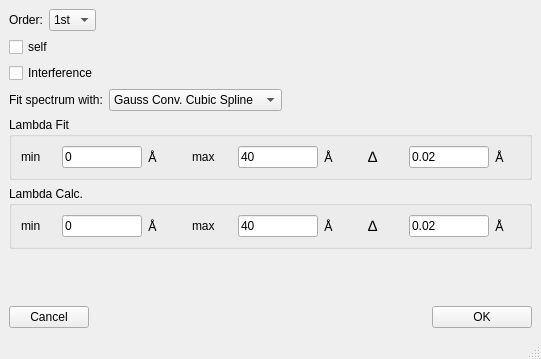
This is addie/ui/placzek.ui in neutrons/addie as Qt 5 draws it before an edit. The edited form follows.
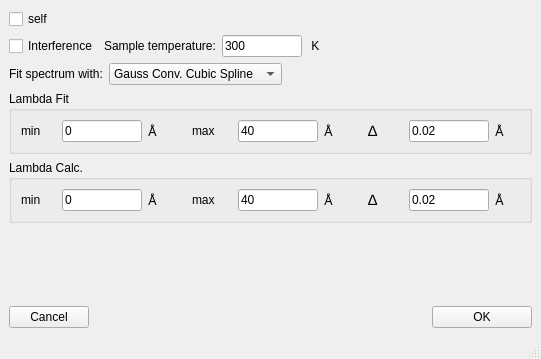
This is the edited form.

```diff
--- a/addie/ui/placzek.ui
+++ b/addie/ui/placzek.ui
@@ -16,25 +16,56 @@
   <widget class="QWidget" name="centralwidget">
    <layout class="QVBoxLayout" name="verticalLayout">
     <item>
-     <layout class="QHBoxLayout" name="horizontalLayout">
+     <widget class="QCheckBox" name="self_checkBox">
+      <property name="text">
+       <string>self</string>
+      </property>
+     </widget>
+    </item>
+    <item>
+     <layout class="QHBoxLayout" name="horizontalLayout_2_0">
       <item>
-       <widget class="QLabel" name="label">
+       <widget class="QCheckBox" name="interference_checkBox">
         <property name="text">
-         <string>Order:</string>
+         <string>Interference</string>
         </property>
        </widget>
       </item>
       <item>
-       <widget class="QComboBox" name="order_comboBox">
-        <item>
-         <property name="text">
-          <string>1st</string>
-         </property>
-        </item>
+       <widget class="QLabel" name="label_2_st">
+        <property name="text">
+         <string>Sample temperature:</string>
+        </property>
        </widget>
       </item>
       <item>
-       <spacer name="horizontalSpacer">
+       <widget class="QLineEdit" name="sample_temperature">
+        <property name="minimumSize">
+         <size>
+          <width>80</width>
+          <height>0</height>
+         </size>
+        </property>
+        <property name="maximumSize">
+         <size>
+          <width>80</width>
+          <height>16777215</height>
+         </size>
+        </property>
+        <property name="text">
+         <string>300</string>
+        </property>
+       </widget>
+      </item>
+      <item>
+       <widget class="QLabel" name="label_unit">
+        <property name="text">
+         <string> K</string>
+        </property>
+       </widget>
+      </item>
+      <item>
+       <spacer name="horizontalSpacer_2">
         <property name="orientation">
          <enum>Qt::Horizontal</enum>
         </property>
@@ -48,20 +79,6 @@
       </item>
      </layout>
     </item>
-    <item>
-     <widget class="QCheckBox" name="self_checkBox">
-      <property name="text">
-       <string>self</string>
-      </property>
-     </widget>
-    </item>
-    <item>
-     <widget class="QCheckBox" name="interference_checkBox">
-      <property name="text">
-       <string>Interference</string>
-      </property>
-     </widget>
-    </item>
     <item>
      <layout class="QHBoxLayout" name="horizontalLayout_2">
       <item>
```
